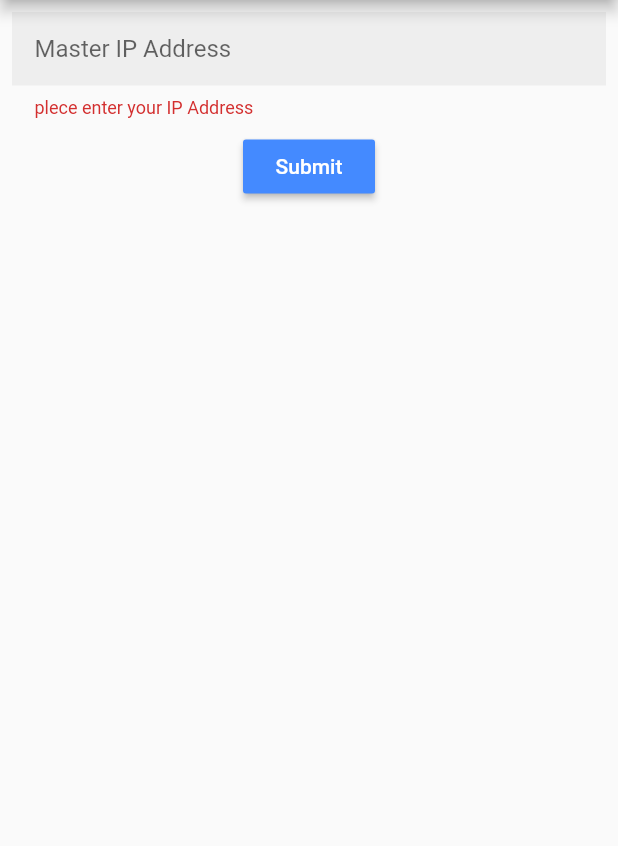
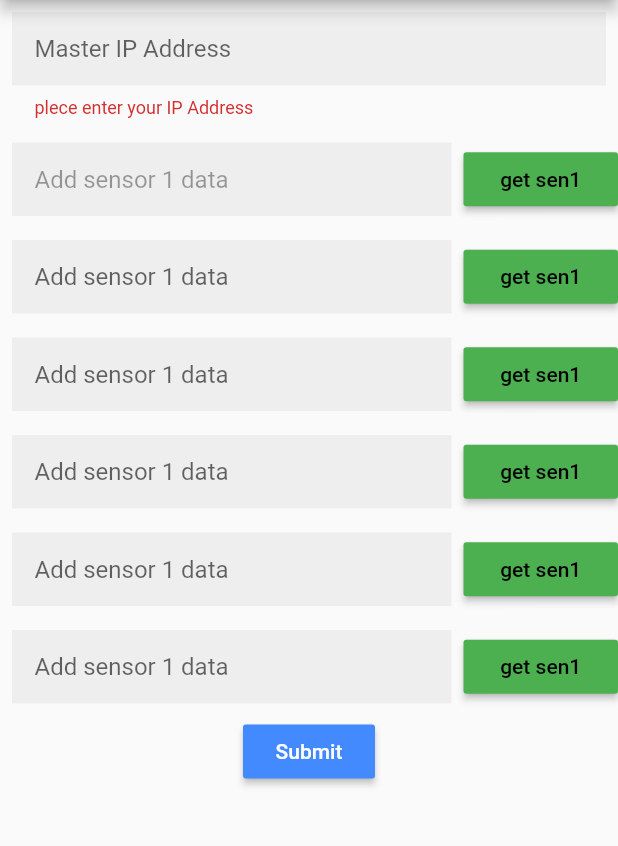
Before and after one commit to GayanathBuddhika/HealthCareApp, a Flutter app: the screen it shows after launch, after a tap on "Submit", on a phone screen of 412 x 824 dp, the part 84-930 px from its top. Run offline on Flutter 3.47's test engine with Material 2 defaults, Android fonts, the phone set to English and light mode, and no system bars; our stand-ins replace matcher.

Commit message:
create text field with nutton

```diff
--- a/lib/main.dart
+++ b/lib/main.dart
@@ -8,6 +8,8 @@ void main(){
   runApp(MyApp());
 }
 class MyApp extends StatelessWidget {
+
+
   @override
   Widget build(BuildContext context) {
     return MaterialApp(
@@ -31,11 +33,21 @@ class HealtForm extends StatefulWidget {
 
 class _HealtFormState extends State<HealtForm> {
   final _formKey = GlobalKey<FormState>();
+  Model model = Model(
+    sen1: '10',
+    sen2: '20',
+    sen3: '30',
+    sen4: '40',
+    sen5: '50',
+  );
+
+
   @override
   Widget build(BuildContext context) {
     final mediaWidth = MediaQuery.of(context).size.width;
 
     return Form(
+
       key: _formKey,
       child: Column(
         children: <Widget>[
@@ -51,7 +63,154 @@ class _HealtFormState extends State<HealtForm> {
                 }
                 return null;
               },
+              onSaved:(String value){
+                model.ipAddress = value;
+              },
             ),
+
+          ),
+            Row(
+              children: <Widget>[
+                Container(
+                  width: mediaWidth*3/4,
+                  child: MyCustomFormField(
+                    hintText: "Add sensor 1 data",
+                    isEnable: false,
+
+                  ),
+                ),
+                Container(
+                  width: mediaWidth/4,
+//                    padding: EdgeInsets.all(8.0),
+                  child: RaisedButton(
+                    color: Colors.green,
+                    child: Text(
+                      'get sen1',
+                      style: TextStyle(
+                        color: Colors.black
+                      ),
+                    ),
+                    onPressed: (){
+
+                    },
+                  )
+                ),
+              ],
+            ),
+          Row(
+            children: <Widget>[
+              Container(
+                width: mediaWidth*3/4,
+                child: MyCustomFormField(
+                  hintText: "Add sensor 1 data",
+                ),
+              ),
+              Container(
+                  width: mediaWidth/4,
+                  child: RaisedButton(
+                    color: Colors.green,
+                    child: Text(
+                      'get sen1',
+                      style: TextStyle(
+                          color: Colors.black
+                      ),
+                    ),
+                    onPressed: (){},
+                  )
+              ),
+            ],
+          ),
+          Row(
+            children: <Widget>[
+              Container(
+                width: mediaWidth*3/4,
+                child: MyCustomFormField(
+                  hintText: "Add sensor 1 data",
+                ),
+              ),
+              Container(
+                  width: mediaWidth/4,
+                  child: RaisedButton(
+                    color: Colors.green,
+                    child: Text(
+                      'get sen1',
+                      style: TextStyle(
+                          color: Colors.black
+                      ),
+                    ),
+                    onPressed: (){},
+                  )
+              ),
+            ],
+          ),
+          Row(
+            children: <Widget>[
+              Container(
+                width: mediaWidth*3/4,
+                child: MyCustomFormField(
+                  hintText: "Add sensor 1 data",
+                ),
+              ),
+              Container(
+                  width: mediaWidth/4,
+                  child: RaisedButton(
+                    color: Colors.green,
+                    child: Text(
+                      'get sen1',
+                      style: TextStyle(
+                          color: Colors.black
+                      ),
+                    ),
+                    onPressed: (){},
+                  )
+              ),
+            ],
+          ),
+          Row(
+            children: <Widget>[
+              Container(
+                width: mediaWidth*3/4,
+                child: MyCustomFormField(
+                  hintText: "Add sensor 1 data",
+                ),
+              ),
+              Container(
+                  width: mediaWidth/4,
+                  child: RaisedButton(
+                    color: Colors.green,
+                    child: Text(
+                      'get sen1',
+                      style: TextStyle(
+                          color: Colors.black
+                      ),
+                    ),
+                    onPressed: (){},
+                  )
+              ),
+            ],
+          ),
+          Row(
+            children: <Widget>[
+              Container(
+                width: mediaWidth*3/4,
+                child: MyCustomFormField(
+                  hintText: "Add sensor 1 data",
+                ),
+              ),
+              Container(
+                  width: mediaWidth/4,
+                  child: RaisedButton(
+                    color: Colors.green,
+                    child: Text(
+                      'get sen1',
+                      style: TextStyle(
+                          color: Colors.black
+                      ),
+                    ),
+                    onPressed: (){},
+                  )
+              ),
+            ],
           ),
           RaisedButton(
             color: Colors.blueAccent,
@@ -62,8 +221,13 @@ class _HealtFormState extends State<HealtForm> {
               ),
             ),
             onPressed: (){
-              if(_formKey.currentState.validate()){}
-              print('submit');
+              if(_formKey.currentState.validate()){
+                print('submit');
+                _formKey.currentState.save();
+                Navigator.push(context, MaterialPageRoute(builder: (context) =>Result(model: this.model,)));
+                print('submit');
+              }
+
             },
           )
         ],
@@ -78,17 +242,20 @@ class MyCustomFormField extends StatelessWidget {
   final Function validator;
   final Function onSaved;
   final bool isIp;
+  final bool isEnable;
   MyCustomFormField({
     this.hintText,
     this.validator,
     this.onSaved,
     this.isIp= false,
+    this.isEnable = true
    });
   @override
   Widget build(BuildContext context) {
     return Padding(
       padding: EdgeInsets.all(8.0),
       child: TextFormField(
+       enabled: isEnable,
         decoration: InputDecoration(
           hintText: hintText,
           contentPadding: EdgeInsets.all(15.0),
@@ -103,48 +270,3 @@ class MyCustomFormField extends StatelessWidget {
     );
   }
 }
-
-
-//class HomePage extends StatefulWidget {
-//  @override
-//  _HomePageState createState() => _HomePageState();
-//}
-//
-//class _HomePageState extends State<HomePage> {
-//  int count = 0;
-//
-//  void increment(){
-//
-//    setState(() {
-//      count = count +1;
-//      print(count);
-//    });
-//
-//  }
-//  @override
-//  Widget build(BuildContext context) {
-//    return Scaffold(
-//      appBar: AppBar(
-//        title: Text("Health Care"),
-//      ),
-//      body: Center(
-//        child: Column(
-//          mainAxisAlignment: MainAxisAlignment.center,
-//          children: <Widget>[
-//            Text("You Have Clicked Button ", style: TextStyle(
-//                fontSize: 25.0
-//            ),),
-//            Text( '$count', style:TextStyle(
-//                fontSize: 30.0
-//            ))
-//          ],
-//        ),
-//      ),
-//      floatingActionButton: FloatingActionButton(
-//        child: Icon(Icons.add),
-//        onPressed: increment,
-//      ),
-//
-//    );
-//  }
-//}
--- a/lib/model.dart
+++ b/lib/model.dart
@@ -1,8 +1,19 @@
 import 'package:flutter/material.dart';
 class Model{
   String ipAddress;
+  String sen1;
+  String sen2;
+  String sen3;
+  String sen4;
+  String sen5;
+
   Model({
     this.ipAddress,
+    this.sen1,
+    this.sen2,
+    this.sen3,
+    this.sen4,
+    this.sen5
 });
 
 }
```
